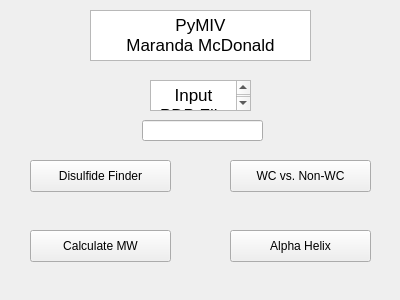
The window that pymolGUI.ui (MarandaMcDonald/PyMIV) describes before a commit, drawn with Qt 5.
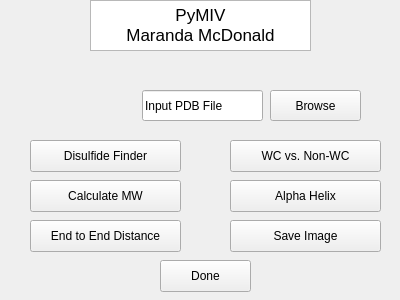
The same window after the commit.

What changed in the file:
```diff
--- a/pymolGUI.ui
+++ b/pymolGUI.ui
@@ -17,7 +17,7 @@
    <property name="geometry">
     <rect>
      <x>90</x>
-     <y>10</y>
+     <y>0</y>
      <width>221</width>
      <height>51</height>
     </rect>
@@ -31,29 +31,12 @@
 &lt;p align=&quot;center&quot; style=&quot; margin-top:0px; margin-bottom:0px; margin-left:0px; margin-right:0px; -qt-block-indent:0; text-indent:0px;&quot;&gt;Maranda McDonald&lt;/p&gt;&lt;/body&gt;&lt;/html&gt;</string>
    </property>
   </widget>
-  <widget class="QTextEdit" name="inputFileText">
-   <property name="geometry">
-    <rect>
-     <x>150</x>
-     <y>80</y>
-     <width>101</width>
-     <height>31</height>
-    </rect>
-   </property>
-   <property name="html">
-    <string>&lt;!DOCTYPE HTML PUBLIC &quot;-//W3C//DTD HTML 4.0//EN&quot; &quot;http://www.w3.org/TR/REC-html40/strict.dtd&quot;&gt;
-&lt;html&gt;&lt;head&gt;&lt;meta name=&quot;qrichtext&quot; content=&quot;1&quot; /&gt;&lt;style type=&quot;text/css&quot;&gt;
-p, li { white-space: pre-wrap; }
-&lt;/style&gt;&lt;/head&gt;&lt;body style=&quot; font-family:'.AppleSystemUIFont'; font-size:13pt; font-weight:400; font-style:normal;&quot;&gt;
-&lt;p align=&quot;center&quot; style=&quot; margin-top:0px; margin-bottom:0px; margin-left:0px; margin-right:0px; -qt-block-indent:0; text-indent:0px;&quot;&gt;Input PDB File&lt;/p&gt;&lt;/body&gt;&lt;/html&gt;</string>
-   </property>
-  </widget>
   <widget class="QPushButton" name="disulfideFinder">
    <property name="geometry">
     <rect>
      <x>30</x>
-     <y>160</y>
-     <width>141</width>
+     <y>140</y>
+     <width>151</width>
      <height>32</height>
     </rect>
    </property>
@@ -65,8 +48,8 @@
    <property name="geometry">
     <rect>
      <x>30</x>
-     <y>230</y>
-     <width>141</width>
+     <y>180</y>
+     <width>151</width>
      <height>32</height>
     </rect>
    </property>
@@ -78,8 +61,8 @@
    <property name="geometry">
     <rect>
      <x>230</x>
-     <y>160</y>
-     <width>141</width>
+     <y>140</y>
+     <width>151</width>
      <height>32</height>
     </rect>
    </property>
@@ -91,8 +74,8 @@
    <property name="geometry">
     <rect>
      <x>230</x>
-     <y>230</y>
-     <width>141</width>
+     <y>180</y>
+     <width>151</width>
      <height>32</height>
     </rect>
    </property>
@@ -104,10 +87,65 @@
    <property name="geometry">
     <rect>
      <x>142</x>
-     <y>120</y>
+     <y>90</y>
      <width>121</width>
-     <height>21</height>
+     <height>31</height>
     </rect>
+   </property>
+   <property name="text">
+    <string>Input PDB File</string>
+   </property>
+  </widget>
+  <widget class="QPushButton" name="endToEndDistance">
+   <property name="geometry">
+    <rect>
+     <x>30</x>
+     <y>220</y>
+     <width>151</width>
+     <height>32</height>
+    </rect>
+   </property>
+   <property name="text">
+    <string>End to End Distance</string>
+   </property>
+  </widget>
+  <widget class="QPushButton" name="saveImage">
+   <property name="geometry">
+    <rect>
+     <x>230</x>
+     <y>220</y>
+     <width>151</width>
+     <height>32</height>
+    </rect>
+   </property>
+   <property name="text">
+    <string>Save Image</string>
+   </property>
+  </widget>
+  <widget class="QPushButton" name="done">
+   <property name="geometry">
+    <rect>
+     <x>160</x>
+     <y>260</y>
+     <width>91</width>
+     <height>32</height>
+    </rect>
+   </property>
+   <property name="text">
+    <string>Done</string>
+   </property>
+  </widget>
+  <widget class="QPushButton" name="browse">
+   <property name="geometry">
+    <rect>
+     <x>270</x>
+     <y>90</y>
+     <width>91</width>
+     <height>31</height>
+    </rect>
+   </property>
+   <property name="text">
+    <string>Browse</string>
    </property>
   </widget>
  </widget>
```
